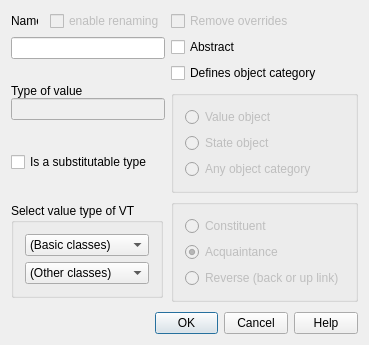
This is lavape/src/LavaPE_UI/idd_vtypebox.ui in berkus/lavape as Qt 5 draws it before an edit. The edited form follows.
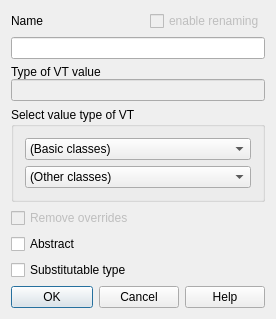
This is the edited form.

Commit message: Major change: The category notion has been abandoned

Patch:
```diff
--- a/lavape/src/LavaPE_UI/idd_vtypebox.ui
+++ b/lavape/src/LavaPE_UI/idd_vtypebox.ui
@@ -8,14 +8,12 @@
    <rect>
     <x>0</x>
     <y>0</y>
-    <width>369</width>
-    <height>345</height>
+    <width>276</width>
+    <height>305</height>
    </rect>
   </property>
   <property name="sizePolicy" >
-   <sizepolicy>
-    <hsizetype>1</hsizetype>
-    <vsizetype>1</vsizetype>
+   <sizepolicy vsizetype="Minimum" hsizetype="Minimum" >
     <horstretch>0</horstretch>
     <verstretch>0</verstretch>
    </sizepolicy>
@@ -27,21 +25,7 @@
    <string>Virtual type</string>
   </property>
   <layout class="QVBoxLayout" >
-   <property name="margin" >
-    <number>11</number>
-   </property>
-   <property name="spacing" >
-    <number>10</number>
-   </property>
    <item>
-    <layout class="QGridLayout" >
-     <property name="margin" >
-      <number>0</number>
-     </property>
-     <property name="spacing" >
-      <number>6</number>
-     </property>
-     <item row="0" column="0" >
       <layout class="QVBoxLayout" >
        <property name="margin" >
         <number>0</number>
@@ -60,9 +44,7 @@
          <item>
           <widget class="QLabel" name="Label_IDC_STATIC56" >
            <property name="sizePolicy" >
-            <sizepolicy>
-             <hsizetype>0</hsizetype>
-             <vsizetype>0</vsizetype>
+          <sizepolicy vsizetype="Fixed" hsizetype="Fixed" >
              <horstretch>0</horstretch>
              <verstretch>0</verstretch>
             </sizepolicy>
@@ -102,6 +84,12 @@
            <property name="enabled" >
             <bool>false</bool>
            </property>
+         <property name="sizePolicy" >
+          <sizepolicy vsizetype="Fixed" hsizetype="MinimumExpanding" >
+           <horstretch>0</horstretch>
+           <verstretch>0</verstretch>
+          </sizepolicy>
+         </property>
            <property name="focusPolicy" >
             <enum>Qt::StrongFocus</enum>
            </property>
@@ -124,12 +112,58 @@
        </item>
       </layout>
      </item>
-     <item row="3" column="0" >
+   <item>
+    <layout class="QVBoxLayout" >
+     <property name="spacing" >
+      <number>0</number>
+     </property>
+     <property name="leftMargin" >
+      <number>0</number>
+     </property>
+     <property name="topMargin" >
+      <number>0</number>
+     </property>
+     <property name="rightMargin" >
+      <number>0</number>
+     </property>
+     <property name="bottomMargin" >
+      <number>0</number>
+     </property>
+     <item>
+      <widget class="QLabel" name="Label_IDC_STATIC57" >
+       <property name="sizePolicy" >
+        <sizepolicy vsizetype="Fixed" hsizetype="Fixed" >
+         <horstretch>0</horstretch>
+         <verstretch>0</verstretch>
+        </sizepolicy>
+       </property>
+       <property name="focusPolicy" >
+        <enum>Qt::NoFocus</enum>
+       </property>
+       <property name="text" >
+        <string>Type of VT value</string>
+       </property>
+      </widget>
+     </item>
+     <item>
+      <widget class="QLineEdit" name="NewTypeType" >
+       <property name="enabled" >
+        <bool>false</bool>
+       </property>
+       <property name="focusPolicy" >
+        <enum>Qt::NoFocus</enum>
+       </property>
+       <property name="alignment" >
+        <set>Qt::AlignLeading</set>
+       </property>
+      </widget>
+     </item>
+    </layout>
+   </item>
+   <item>
       <widget class="QGroupBox" name="GroupBox_IDC_STATIC29" >
        <property name="sizePolicy" >
-        <sizepolicy>
-         <hsizetype>0</hsizetype>
-         <vsizetype>0</vsizetype>
+      <sizepolicy vsizetype="Fixed" hsizetype="MinimumExpanding" >
          <horstretch>0</horstretch>
          <verstretch>0</verstretch>
         </sizepolicy>
@@ -168,137 +202,19 @@
        </layout>
       </widget>
      </item>
-     <item row="2" column="1" >
-      <widget class="QGroupBox" name="BGroup_ObjCat" >
-       <property name="sizePolicy" >
-        <sizepolicy>
-         <hsizetype>5</hsizetype>
-         <vsizetype>0</vsizetype>
-         <horstretch>0</horstretch>
-         <verstretch>0</verstretch>
-        </sizepolicy>
-       </property>
-       <layout class="QVBoxLayout" >
-        <property name="margin" >
-         <number>11</number>
-        </property>
-        <property name="spacing" >
-         <number>6</number>
-        </property>
         <item>
-         <widget class="QRadioButton" name="ValueObject" >
-          <property name="enabled" >
-           <bool>false</bool>
-          </property>
-          <property name="focusPolicy" >
-           <enum>Qt::StrongFocus</enum>
-          </property>
-          <property name="text" >
-           <string>Value object</string>
-          </property>
-         </widget>
-        </item>
-        <item>
-         <widget class="QRadioButton" name="StateObject" >
-          <property name="enabled" >
-           <bool>false</bool>
-          </property>
-          <property name="focusPolicy" >
-           <enum>Qt::StrongFocus</enum>
-          </property>
-          <property name="text" >
-           <string>State object</string>
-          </property>
-         </widget>
-        </item>
-        <item>
-         <widget class="QRadioButton" name="AnyCategory" >
-          <property name="enabled" >
-           <bool>false</bool>
-          </property>
-          <property name="text" >
-           <string>Any object category</string>
-          </property>
-         </widget>
-        </item>
-       </layout>
-      </widget>
-     </item>
-     <item row="3" column="1" >
-      <widget class="QGroupBox" name="BGroup_KindOfRef" >
-       <property name="sizePolicy" >
-        <sizepolicy>
-         <hsizetype>5</hsizetype>
-         <vsizetype>0</vsizetype>
-         <horstretch>0</horstretch>
-         <verstretch>0</verstretch>
-        </sizepolicy>
-       </property>
        <layout class="QVBoxLayout" >
-        <property name="margin" >
-         <number>11</number>
-        </property>
-        <property name="spacing" >
-         <number>6</number>
-        </property>
-        <item>
-         <widget class="QRadioButton" name="DownC" >
-          <property name="enabled" >
-           <bool>false</bool>
-          </property>
-          <property name="focusPolicy" >
-           <enum>Qt::NoFocus</enum>
-          </property>
-          <property name="text" >
-           <string>Constituent</string>
-          </property>
-         </widget>
-        </item>
-        <item>
-         <widget class="QRadioButton" name="DownInd" >
-          <property name="enabled" >
-           <bool>false</bool>
-          </property>
-          <property name="focusPolicy" >
-           <enum>Qt::TabFocus</enum>
-          </property>
-          <property name="text" >
-           <string>Acquaintance</string>
-          </property>
-          <property name="checked" >
-           <bool>true</bool>
-          </property>
-         </widget>
-        </item>
-        <item>
-         <widget class="QRadioButton" name="Back" >
-          <property name="enabled" >
-           <bool>false</bool>
-          </property>
-          <property name="focusPolicy" >
-           <enum>Qt::NoFocus</enum>
-          </property>
-          <property name="text" >
-           <string>Reverse (back or up link)</string>
-          </property>
-         </widget>
-        </item>
-       </layout>
-      </widget>
-     </item>
-     <item rowspan="2" row="0" column="1" >
-      <layout class="QVBoxLayout" >
-       <property name="margin" >
-        <number>0</number>
-       </property>
-       <property name="spacing" >
-        <number>6</number>
-       </property>
        <item>
         <widget class="QCheckBox" name="RMOverrides" >
          <property name="enabled" >
           <bool>false</bool>
          </property>
+       <property name="sizePolicy" >
+        <sizepolicy vsizetype="Fixed" hsizetype="MinimumExpanding" >
+         <horstretch>0</horstretch>
+         <verstretch>0</verstretch>
+        </sizepolicy>
+       </property>
          <property name="focusPolicy" >
           <enum>Qt::StrongFocus</enum>
          </property>
@@ -309,6 +225,12 @@
        </item>
        <item>
         <widget class="QCheckBox" name="VTAbstract" >
+       <property name="sizePolicy" >
+        <sizepolicy vsizetype="Fixed" hsizetype="MinimumExpanding" >
+         <horstretch>0</horstretch>
+         <verstretch>0</verstretch>
+        </sizepolicy>
+       </property>
          <property name="focusPolicy" >
           <enum>Qt::StrongFocus</enum>
          </property>
@@ -318,101 +240,22 @@
         </widget>
        </item>
        <item>
-        <widget class="QCheckBox" name="DefCat" >
-         <property name="focusPolicy" >
-          <enum>Qt::StrongFocus</enum>
-         </property>
-         <property name="text" >
-          <string>Defines object category</string>
-         </property>
-        </widget>
-       </item>
-      </layout>
-     </item>
-     <item rowspan="2" row="1" column="0" >
-      <layout class="QVBoxLayout" >
-       <property name="margin" >
-        <number>0</number>
-       </property>
-       <property name="spacing" >
-        <number>13</number>
-       </property>
-       <item>
-        <layout class="QVBoxLayout" >
-         <property name="margin" >
-          <number>0</number>
-         </property>
-         <property name="spacing" >
-          <number>0</number>
-         </property>
-         <item>
-          <widget class="QLabel" name="Label_IDC_STATIC57" >
-           <property name="sizePolicy" >
-            <sizepolicy>
-             <hsizetype>0</hsizetype>
-             <vsizetype>0</vsizetype>
-             <horstretch>0</horstretch>
-             <verstretch>0</verstretch>
-            </sizepolicy>
-           </property>
-           <property name="focusPolicy" >
-            <enum>Qt::NoFocus</enum>
-           </property>
-           <property name="text" >
-            <string>Type of value</string>
-           </property>
-          </widget>
-         </item>
-         <item>
-          <widget class="QLineEdit" name="NewTypeType" >
-           <property name="enabled" >
-            <bool>false</bool>
-           </property>
-           <property name="focusPolicy" >
-            <enum>Qt::NoFocus</enum>
-           </property>
-           <property name="alignment" >
-            <set>Qt::AlignLeading</set>
-           </property>
-          </widget>
-         </item>
-        </layout>
-       </item>
-       <item>
         <widget class="QCheckBox" name="Substitutable" >
+       <property name="sizePolicy" >
+        <sizepolicy vsizetype="Fixed" hsizetype="MinimumExpanding" >
+         <horstretch>0</horstretch>
+         <verstretch>0</verstretch>
+        </sizepolicy>
+       </property>
          <property name="text" >
-          <string>Is a substitutable type</string>
+        <string>Substitutable type</string>
          </property>
         </widget>
        </item>
       </layout>
      </item>
-    </layout>
-   </item>
    <item>
     <layout class="QHBoxLayout" >
-     <property name="margin" >
-      <number>0</number>
-     </property>
-     <property name="spacing" >
-      <number>6</number>
-     </property>
-     <item>
-      <spacer>
-       <property name="orientation" >
-        <enum>Qt::Horizontal</enum>
-       </property>
-       <property name="sizeType" >
-        <enum>QSizePolicy::Expanding</enum>
-       </property>
-       <property name="sizeHint" >
-        <size>
-         <width>160</width>
-         <height>21</height>
-        </size>
-       </property>
-      </spacer>
-     </item>
      <item>
       <widget class="QPushButton" name="ID_OK" >
        <property name="minimumSize" >
@@ -435,9 +278,7 @@
      <item>
       <widget class="QPushButton" name="ID_CANCEL" >
        <property name="sizePolicy" >
-        <sizepolicy>
-         <hsizetype>0</hsizetype>
-         <vsizetype>0</vsizetype>
+        <sizepolicy vsizetype="Fixed" hsizetype="Fixed" >
          <horstretch>0</horstretch>
          <verstretch>0</verstretch>
         </sizepolicy>
@@ -459,9 +300,7 @@
      <item>
       <widget class="QPushButton" name="ID_HELP" >
        <property name="sizePolicy" >
-        <sizepolicy>
-         <hsizetype>0</hsizetype>
-         <vsizetype>0</vsizetype>
+        <sizepolicy vsizetype="Fixed" hsizetype="Fixed" >
          <horstretch>0</horstretch>
          <verstretch>0</verstretch>
         </sizepolicy>
```
Left out of the diff: 56 changed lines with no effect on the pictures. Lines whose indentation alone changed are shown as unchanged. The commit also changes 27 other files.
